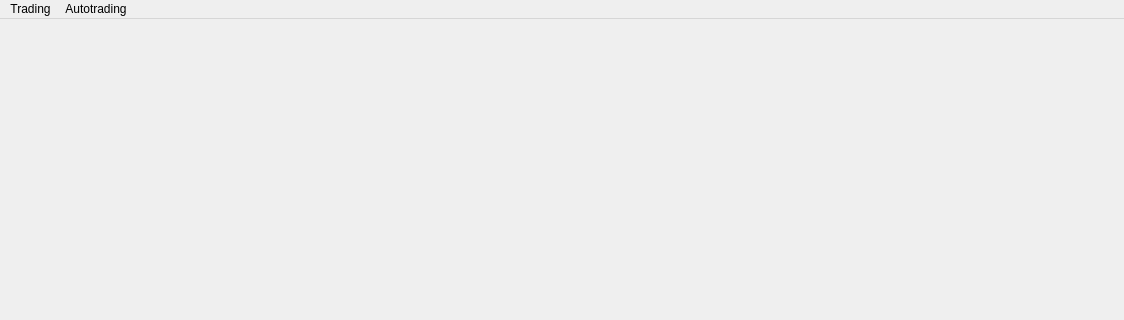
The window that qt_forms/main_window.ui (chernig/tradebot) describes before a commit, drawn with Qt 5; both pictures show x 0 to 1124 and y 0 to 320 of the 1124 by 724 pixel window.
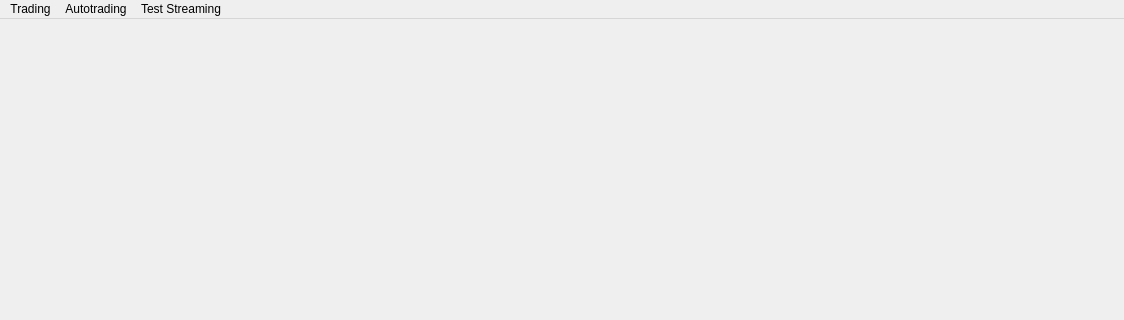
The same window after the commit.

The edit to the form file:
```diff
--- a/qt_forms/main_window.ui
+++ b/qt_forms/main_window.ui
@@ -41,8 +41,17 @@
      <string>Autotrading</string>
     </property>
    </widget>
+   <widget class="QMenu" name="menuTest_Streaming">
+    <property name="title">
+     <string>Test Streaming</string>
+    </property>
+    <addaction name="actionConnect"/>
+    <addaction name="actionGet_Data"/>
+    <addaction name="actionDisconnect"/>
+   </widget>
    <addaction name="menuTrading"/>
    <addaction name="menuAutotrading"/>
+   <addaction name="menuTest_Streaming"/>
   </widget>
   <widget class="QStatusBar" name="statusbar"/>
   <action name="actionLogin">
```
Left out of the diff: 15 changed lines with no effect on the pictures.
